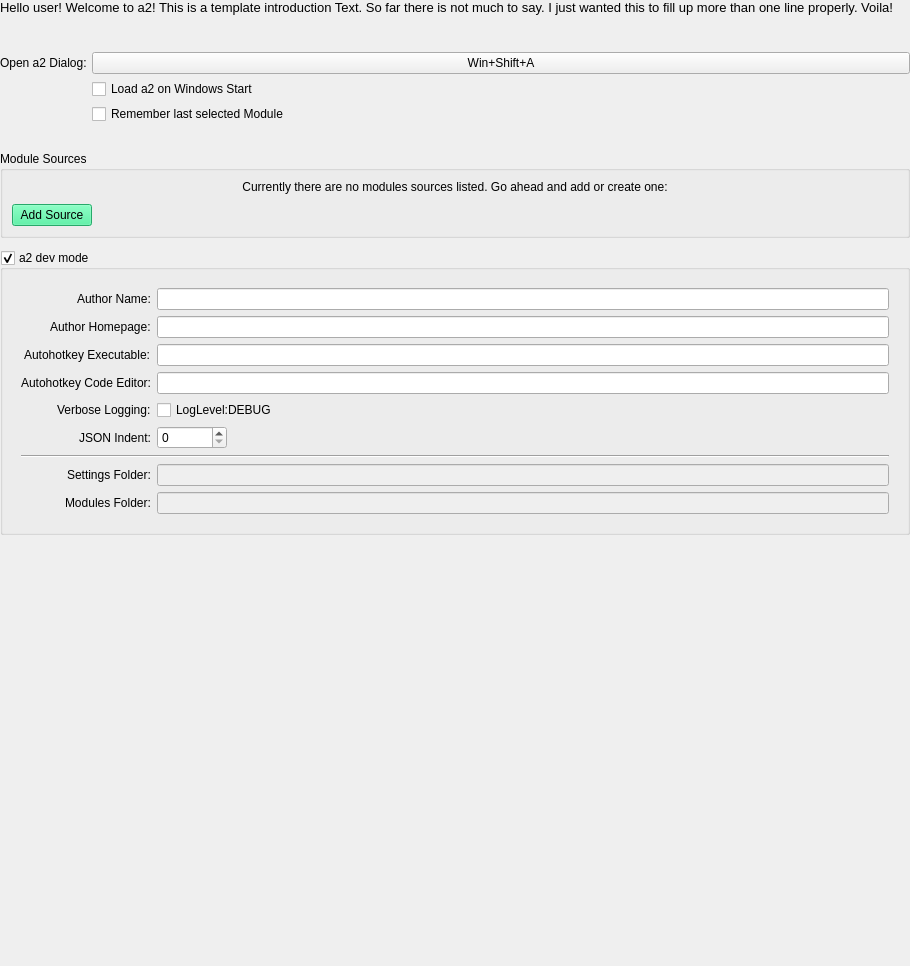
First picture: the form in ui/a2ctrl/a2settings.ui, repository ewerybody/a2, before the edit.
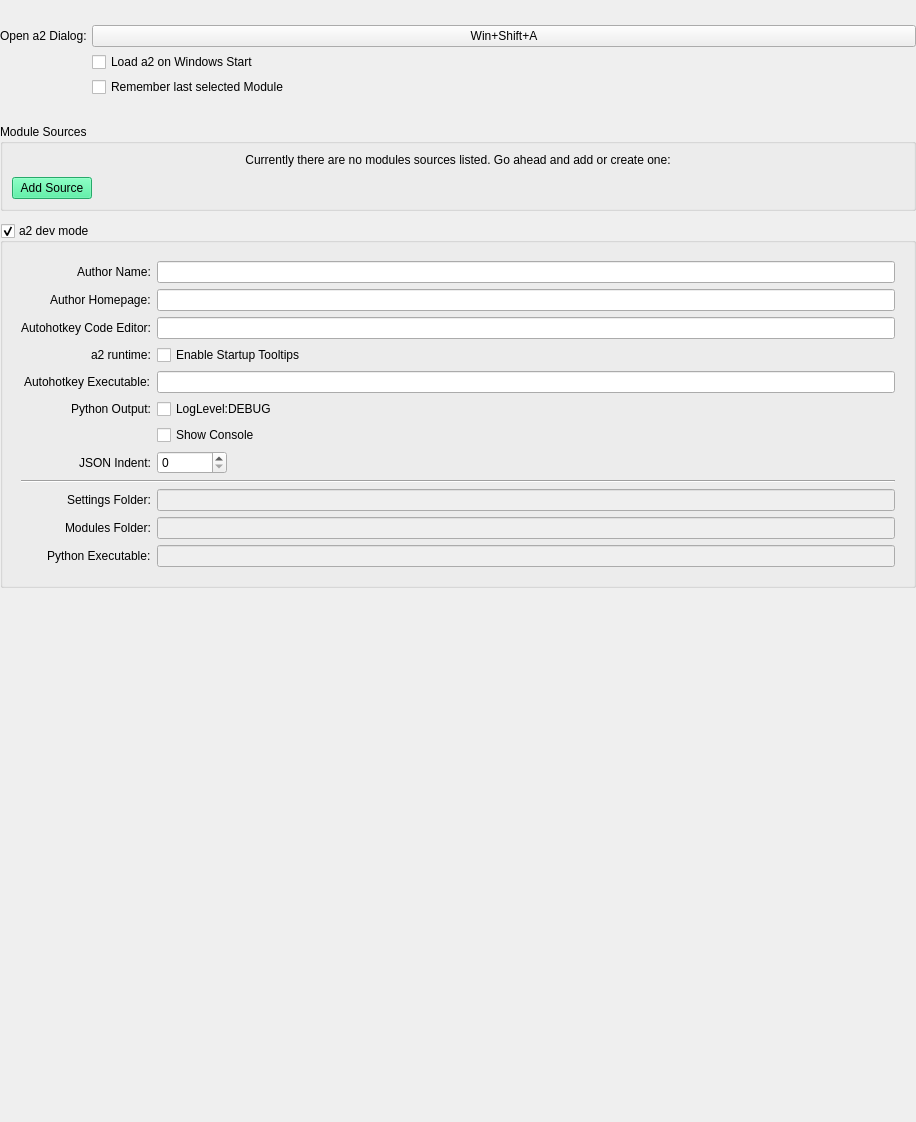
Second picture: the form after the edit. Custom widgets are drawn as their Qt base class.

Commit message: implemented dev settings read/write from ui

The edit to the form file:
```diff
--- a/ui/a2ctrl/a2settings.ui
+++ b/ui/a2ctrl/a2settings.ui
@@ -6,8 +6,8 @@
    <rect>
     <x>0</x>
     <y>0</y>
-    <width>910</width>
-    <height>966</height>
+    <width>916</width>
+    <height>1122</height>
    </rect>
   </property>
   <property name="windowTitle">
@@ -20,21 +20,6 @@
    <property name="margin">
     <number>0</number>
    </property>
-   <item>
-    <widget class="QLabel" name="headLabel">
-     <property name="font">
-      <font>
-       <pointsize>10</pointsize>
-      </font>
-     </property>
-     <property name="text">
-      <string>Hello user! Welcome to a2! This is a template introduction Text. So far there is not much to say. I just wanted this to fill up more than one line properly. Voila!</string>
-     </property>
-     <property name="wordWrap">
-      <bool>true</bool>
-     </property>
-    </widget>
-   </item>
    <item>
     <layout class="QFormLayout" name="formLayout">
      <property name="fieldGrowthPolicy">
@@ -159,23 +144,12 @@
       <item>
        <widget class="QWidget" name="dev_widget" native="true">
         <layout class="QFormLayout" name="formLayout_2">
+         <property name="fieldGrowthPolicy">
+          <enum>QFormLayout::AllNonFixedFieldsGrow</enum>
+         </property>
          <property name="labelAlignment">
           <set>Qt::AlignRight|Qt::AlignTrailing|Qt::AlignVCenter</set>
          </property>
-         <item row="7" column="0">
-          <widget class="QLabel" name="label_2">
-           <property name="text">
-            <string>Settings Folder:</string>
-           </property>
-          </widget>
-         </item>
-         <item row="7" column="1">
-          <widget class="QLineEdit" name="settings_folder">
-           <property name="enabled">
-            <bool>false</bool>
-           </property>
-          </widget>
-         </item>
          <item row="0" column="0">
           <widget class="QLabel" name="label_4">
            <property name="text">
@@ -196,56 +170,46 @@
          <item row="1" column="1">
           <widget class="QLineEdit" name="author_url"/>
          </item>
-         <item row="8" column="1">
-          <widget class="QLineEdit" name="module_folder">
-           <property name="enabled">
-            <bool>false</bool>
-           </property>
-          </widget>
-         </item>
-         <item row="8" column="0">
-          <widget class="QLabel" name="label_7">
-           <property name="text">
-            <string>Modules Folder:</string>
-           </property>
-          </widget>
-         </item>
-         <item row="2" column="0">
+         <item row="4" column="0">
           <widget class="QLabel" name="label_8">
            <property name="text">
             <string>Autohotkey Executable:</string>
            </property>
           </widget>
          </item>
-         <item row="2" column="1">
-          <widget class="PathField" name="ahk_exe"/>
-         </item>
-         <item row="3" column="1">
-          <widget class="PathField" name="code_editor"/>
-         </item>
-         <item row="3" column="0">
-          <widget class="QLabel" name="label_5">
-           <property name="text">
-            <string>Autohotkey Code Editor:</string>
-           </property>
-          </widget>
-         </item>
-         <item row="4" column="0">
-          <widget class="QLabel" name="label_10">
-           <property name="text">
-            <string>Verbose Logging:</string>
-           </property>
-          </widget>
-         </item>
          <item row="4" column="1">
+          <widget class="PathField" name="ahk_exe"/>
+         </item>
+         <item row="7" column="0">
+          <widget class="QLabel" name="label_11">
+           <property name="text">
+            <string>Python Output:</string>
+           </property>
+          </widget>
+         </item>
+         <item row="7" column="1">
           <widget class="QCheckBox" name="loglevel_debug">
            <property name="text">
             <string>LogLevel:DEBUG</string>
            </property>
           </widget>
          </item>
-         <item row="5" column="1">
-          <widget class="QSpinBox" name="spinBox">
+         <item row="8" column="1">
+          <widget class="QCheckBox" name="show_console">
+           <property name="text">
+            <string>Show Console</string>
+           </property>
+          </widget>
+         </item>
+         <item row="9" column="0">
+          <widget class="QLabel" name="label_9">
+           <property name="text">
+            <string>JSON Indent:</string>
+           </property>
+          </widget>
+         </item>
+         <item row="9" column="1">
+          <widget class="QSpinBox" name="json_indent">
            <property name="maximumSize">
             <size>
              <width>70</width>
@@ -254,14 +218,7 @@
            </property>
           </widget>
          </item>
-         <item row="5" column="0">
-          <widget class="QLabel" name="label_9">
-           <property name="text">
-            <string>JSON Indent:</string>
-           </property>
-          </widget>
-         </item>
-         <item row="6" column="0" colspan="2">
+         <item row="11" column="0" colspan="2">
           <widget class="Line" name="line">
            <property name="sizePolicy">
             <sizepolicy hsizetype="Minimum" vsizetype="Fixed">
@@ -280,6 +237,72 @@
            </property>
           </widget>
          </item>
+         <item row="12" column="0">
+          <widget class="QLabel" name="label_2">
+           <property name="text">
+            <string>Settings Folder:</string>
+           </property>
+          </widget>
+         </item>
+         <item row="12" column="1">
+          <widget class="QLineEdit" name="settings_folder">
+           <property name="enabled">
+            <bool>false</bool>
+           </property>
+          </widget>
+         </item>
+         <item row="13" column="0">
+          <widget class="QLabel" name="label_7">
+           <property name="text">
+            <string>Modules Folder:</string>
+           </property>
+          </widget>
+         </item>
+         <item row="13" column="1">
+          <widget class="QLineEdit" name="module_folder">
+           <property name="enabled">
+            <bool>false</bool>
+           </property>
+          </widget>
+         </item>
+         <item row="14" column="0">
+          <widget class="QLabel" name="label_10">
+           <property name="text">
+            <string>Python Executable:</string>
+           </property>
+          </widget>
+         </item>
+         <item row="14" column="1">
+          <widget class="QLineEdit" name="python_executable">
+           <property name="enabled">
+            <bool>false</bool>
+           </property>
+          </widget>
+         </item>
+         <item row="3" column="0">
+          <widget class="QLabel" name="label_12">
+           <property name="text">
+            <string>a2 runtime:</string>
+           </property>
+          </widget>
+         </item>
+         <item row="3" column="1">
+          <widget class="QCheckBox" name="loglevel_debug_2">
+           <property name="text">
+            <string>Enable Startup Tooltips</string>
+           </property>
+          </widget>
+         </item>
+         <item row="2" column="0">
+          <widget class="QLabel" name="label_5">
+           <property name="text">
+            <string>Autohotkey Code Editor:</string>
+           </property>
+          </widget>
+         </item>
+         <item row="2" column="1">
+          <widget class="PathField" name="code_editor"/>
+         </item>
         </layout>
        </widget>
       </item>
```
The commit also changes 4 other files.
